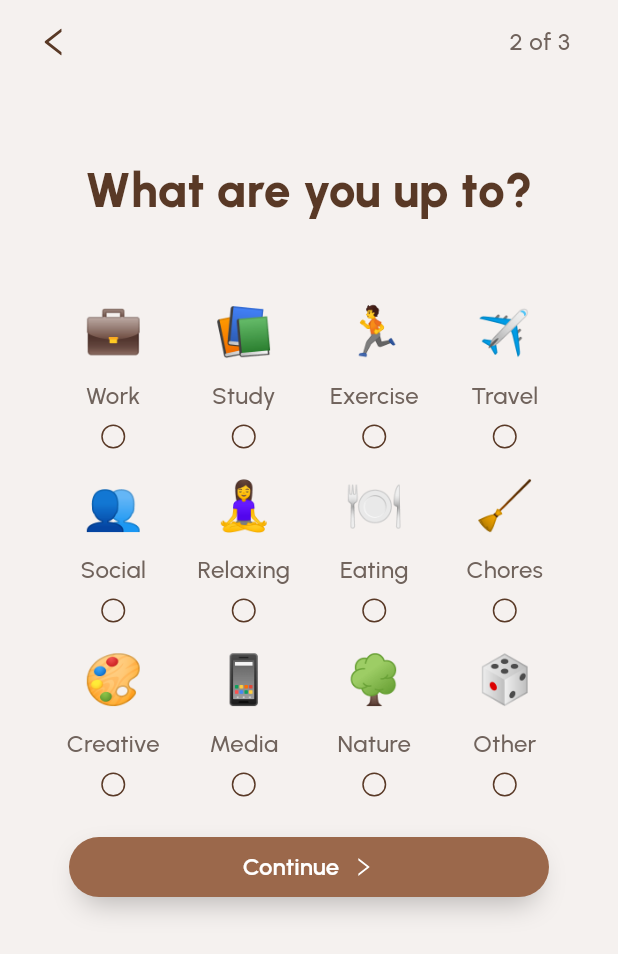
After one commit to gianworks/emotiary, a Flutter app: the NewEntryScreen screen opened directly, after a tap on "Continue", on a phone screen of 412 x 824 dp. The commit adds this screen. Shown: the top 954 px of the screen. Run offline on Flutter 3.47's test engine with Material 3 defaults, Android fonts, the phone set to English and light mode, and no system bars; our stand-ins replace icons_plus.

Commit message:
Add activity selection to new entry screen

```diff
--- /dev/null
+++ b/lib/screens/new_entry/activity_selection_screen.dart
@@ -0,0 +1,100 @@
+import "package:flutter/material.dart";
+import "package:icons_plus/icons_plus.dart";
+import "package:emotiary/theme/app_colors.dart";
+import "package:emotiary/theme/app_text_styles.dart";
+import "package:emotiary/widgets/primary_button.dart";
+import "package:emotiary/utils/helpers/snack_bar_helper.dart";
+
+class ActivitySelectionScreen extends StatefulWidget {
+  final Function(Map<String, String> selectedActivities) onFinished;
+
+  const ActivitySelectionScreen({
+    super.key,
+    required this.onFinished
+  });
+
+  @override
+  State<ActivitySelectionScreen> createState() => _ActivitySelectionScreenState();
+}
+
+class _ActivitySelectionScreenState extends State<ActivitySelectionScreen> with AutomaticKeepAliveClientMixin  {
+  static const Map<String, String> _activities = {
+    "Work": "💼",
+    "Study": "📚",
+    "Exercise": "🏃",
+    "Travel": "✈️",
+    "Social": "👥",
+    "Relaxing": "🧘‍♀️",
+    "Eating": "🍽️",
+    "Chores": "🧹",
+    "Creative": "🎨",
+    "Media": "📱",
+    "Nature": "🌳",
+    "Other": "🎲"
+  };
+
+  final Map<String, String> _selectedActivities = {};
+
+  void _addActivity(MapEntry<String, String> activity) => setState(() => _selectedActivities.addEntries([activity]));
+  void _removeActivity(MapEntry<String, String> activity) => setState(() => _selectedActivities.remove(activity.key));
+
+  @override
+  bool get wantKeepAlive => true;
+
+  @override
+  Widget build(BuildContext context) {
+    super.build(context);
+    return ListView(
+      padding: const EdgeInsetsGeometry.symmetric(horizontal: 16),
+      physics: const NeverScrollableScrollPhysics(),
+      children: [
+        const SizedBox(height: 48),
+        const Text("What are you up to?", style: AppTextStyles.headlineLarge, textAlign: TextAlign.center),
+        const SizedBox(height: 48),
+        Padding(
+          padding: const EdgeInsetsGeometry.symmetric(horizontal: 16),
+          child: GridView.count(
+            shrinkWrap: true,
+            crossAxisCount: 4,
+            childAspectRatio: 0.75,
+            physics: const NeverScrollableScrollPhysics(),
+            children: _activities.entries.map((MapEntry<String, String> activity) {
+              final bool isSelected = _selectedActivities.containsKey(activity.key);
+
+              return InkWell(
+                borderRadius: BorderRadius.circular(24),
+                onTap: () => (!isSelected) ? _addActivity(activity) : _removeActivity(activity),
+                child: Column(
+                  children: [
+                    Text(activity.value, style: TextStyle(fontSize: 32)),
+                    SizedBox(height: 8),
+                    Text(activity.key, style: AppTextStyles.bodyLarge),
+                    SizedBox(height: 8),
+                    Container(
+                      width: 16,
+                      height: 16,
+                      decoration: BoxDecoration(
+                        shape: BoxShape.circle,
+                        color: (!isSelected) ? null : AppColors.brownSugar,
+                        border: Border.all(
+                          width: 1,
+                          color: (!isSelected) ? AppColors.darkBrown : AppColors.brownSugar
+                        )
+                      ),
+                      child: (!isSelected) ? null : Icon(FontAwesome.check_solid, size: 10, color: Colors.white)
+                    )
+                  ]
+                )
+              );
+            }).toList()
+          )
+        ),
+        const SizedBox(height: 8),
+        PrimaryButton(
+          label: "Continue",
+          onPressed: () => (_selectedActivities.isNotEmpty) ? widget.onFinished(_selectedActivities) : SnackBarHelper.show(context, "Please select at least one activity.")
+        )
+      ]
+    );
+  }
+}
--- a/lib/screens/new_entry/mood_selection_screen.dart
+++ b/lib/screens/new_entry/mood_selection_screen.dart
@@ -4,7 +4,7 @@ import "package:emotiary/theme/app_text_styles.dart";
 import "package:emotiary/widgets/primary_button.dart";
 
 class MoodSelectionScreen extends StatefulWidget {
-  final Function(MapEntry<String, String>) onFinished;
+  final Function(MapEntry<String, String> selectedMood) onFinished;
 
   const MoodSelectionScreen({
     super.key,
@@ -16,7 +16,7 @@ class MoodSelectionScreen extends StatefulWidget {
 }
 
 class _MoodSelectionScreenState extends State<MoodSelectionScreen> with AutomaticKeepAliveClientMixin  {
-  final Map<String, String> _moods = {
+  static const Map<String, String> _moods = {
     "Awful": "😞",
     "Down": "☹️",
     "Meh": "😐️",
@@ -25,8 +25,14 @@ class _MoodSelectionScreenState extends State<MoodSelectionScreen> with Automati
   };
 
   int _currentSliderValue = 3;
+  MapEntry<String, String> _selectedMood = _moods.entries.elementAt(2);
 
-  void _onSliderValueChanged(double value) => setState(() => _currentSliderValue = value.round());
+  void _onSliderValueChanged(double value) {
+    setState(() {
+      _currentSliderValue = value.round();
+      _selectedMood = _moods.entries.elementAt(_currentSliderValue - 1);
+    });
+  }
 
   @override
   bool get wantKeepAlive => true;
@@ -34,17 +40,16 @@ class _MoodSelectionScreenState extends State<MoodSelectionScreen> with Automati
   @override
   Widget build(BuildContext context) {
     super.build(context);
-    return Scaffold(
-      body: ListView(
+    return ListView(
       padding: const EdgeInsetsGeometry.symmetric(horizontal: 16),
       physics: const NeverScrollableScrollPhysics(),
       children: [
-          SizedBox(height: 48),
-          Text("Hey user,\nhow are you feeling?", style: AppTextStyles.headlineLarge, textAlign: TextAlign.center),
-          SizedBox(height: 48),
-          Text(_moods.values.elementAt(_currentSliderValue - 1), style: TextStyle(fontSize: 96), textAlign: TextAlign.center),
-          Text("I'm feeling ${_moods.keys.elementAt(_currentSliderValue - 1)}", style: TextStyle(fontSize: 20, color: AppColors.darkBrown, fontWeight: FontWeight.w500), textAlign: TextAlign.center),
-          SizedBox(height: 32),
+        const SizedBox(height: 48),
+        const Text("Hey user,\nhow are you feeling?", style: AppTextStyles.headlineLarge, textAlign: TextAlign.center),
+        const SizedBox(height: 48),
+        Text(_selectedMood.value, style: TextStyle(fontSize: 96), textAlign: TextAlign.center),
+        Text("I'm feeling ${_selectedMood.key.toLowerCase()}", style: TextStyle(fontSize: 20, color: AppColors.darkBrown, fontWeight: FontWeight.w500), textAlign: TextAlign.center),
+        const SizedBox(height: 32),
         Slider(
           value: _currentSliderValue.toDouble(),
           min: 1,
@@ -57,13 +62,12 @@ class _MoodSelectionScreenState extends State<MoodSelectionScreen> with Automati
           mainAxisAlignment: MainAxisAlignment.spaceAround,
           children: _moods.keys.map((String mood) => Text(mood, style: AppTextStyles.bodyLarge)).toList()
         ),
-          SizedBox(height: 48),
+        const SizedBox(height: 48),
         PrimaryButton(
           label: "Continue",
-            onPressed: () => widget.onFinished(_moods.entries.elementAt(_currentSliderValue - 1))
+          onPressed: () => widget.onFinished(_selectedMood)
         )
       ]
-      )
     );
   }
 }
--- a/lib/screens/new_entry_screen.dart
+++ b/lib/screens/new_entry_screen.dart
@@ -1,6 +1,7 @@
 import "package:flutter/material.dart";
 import "package:icons_plus/icons_plus.dart";
 import "package:emotiary/screens/new_entry/mood_selection_screen.dart";
+import "package:emotiary/screens/new_entry/activity_selection_screen.dart";
 import "package:emotiary/theme/app_colors.dart";
 import "package:emotiary/theme/app_text_styles.dart";
 
@@ -16,7 +17,8 @@ class _NewEntryScreenState extends State<NewEntryScreen> {
 
   int _currentPageIndex = 0;
 
-  late MapEntry<String, String> mood;
+  late MapEntry<String, String> entryMood;
+  late Map<String, String> entryActivities;
 
   void _onPageChanged(int index) => setState(() => _currentPageIndex = index);
 
@@ -33,12 +35,17 @@ class _NewEntryScreenState extends State<NewEntryScreen> {
   Widget build(BuildContext context) {
     final List<Widget> screens = [
       MoodSelectionScreen(
-        onFinished: (MapEntry<String, String> mood) {
-          setState(() => this.mood = mood);
+        onFinished: (MapEntry<String, String> selectedMood) {
+          setState(() => entryMood = selectedMood);
           _goToNextPage();
         }
       ),
-      SizedBox(),
+      ActivitySelectionScreen(
+        onFinished: (Map<String, String> selectedActivities) {
+          setState(() => entryActivities = selectedActivities);
+          _goToNextPage();
+        },
+      ),
       SizedBox()
     ];
 
```
Also changed, not shown: lib/utils/helpers/snack_bar_helper.dart (added, +17 -0 lines). Lines whose indentation alone changed are shown as unchanged.
